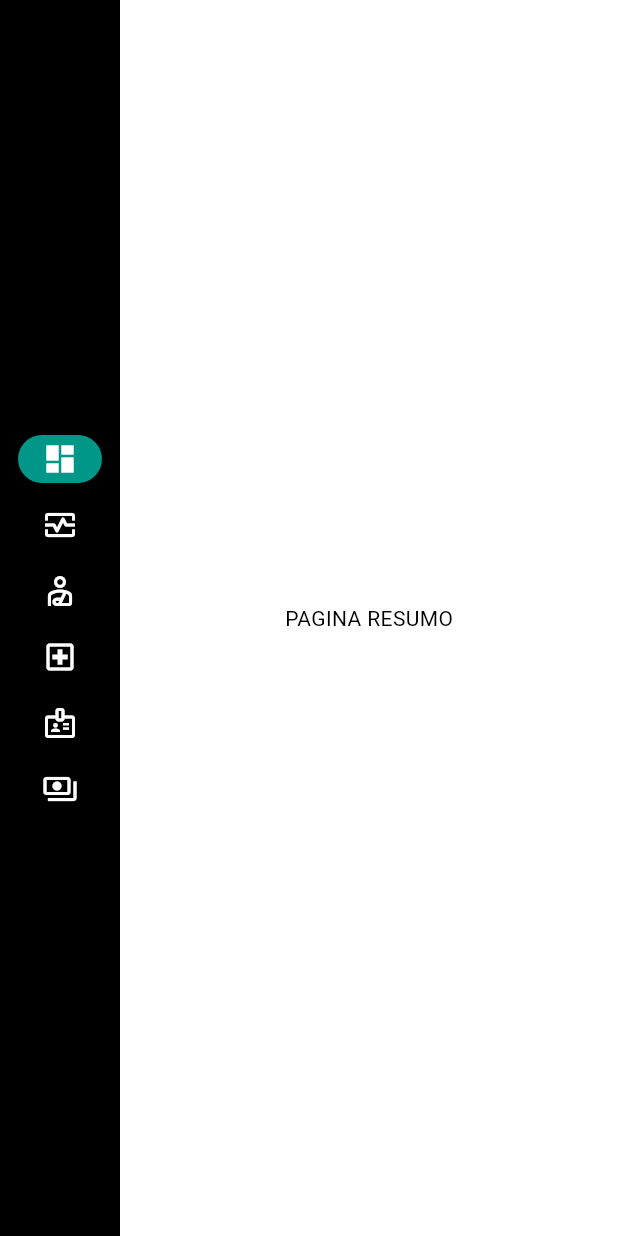
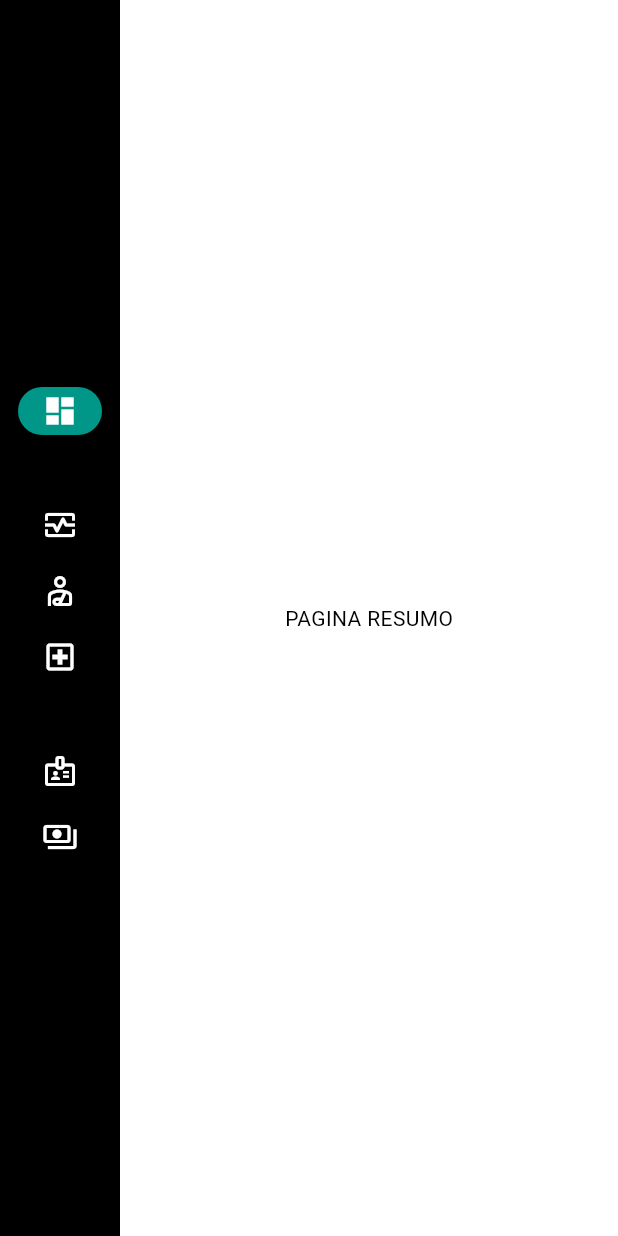
Before and after one commit to a1gbr/clinast, a Flutter app: the screen it shows after launch, on a phone screen of 412 x 824 dp. Run offline on Flutter 3.47's test engine with Material 2 defaults, Android fonts, the light colour scheme and no system bars.

Commit message:
espacamento entre destinos navrail adicionado

```diff
--- a/lib/main.dart
+++ b/lib/main.dart
@@ -68,6 +68,7 @@ class _MyHomePageState extends State<MyHomePage> {
                     icon: Icon(Icons.dashboard_outlined),
                     selectedIcon: Icon(Icons.dashboard),
                     label: Text('R E S U M O'),
+                    padding: EdgeInsets.fromLTRB(0, 0, 0, 32),
                   ),
                   NavigationRailDestination(
                     icon: Icon(Icons.monitor_heart_outlined),
@@ -83,6 +84,7 @@ class _MyHomePageState extends State<MyHomePage> {
                     icon: Icon(Icons.local_hospital_outlined),
                     selectedIcon: Icon(Icons.local_hospital),
                     label: Text('D O U T O R E S'),
+                    padding: EdgeInsets.fromLTRB(0, 0, 0, 32),
                   ),
                   NavigationRailDestination(
                     icon: Icon(Icons.badge_outlined),
```
